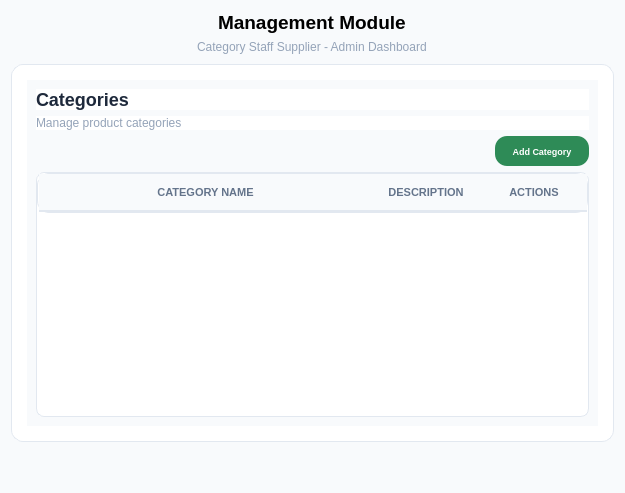
Old version of the form ui/category.ui in the repository kriitikat/Sajilo-Bazarr.
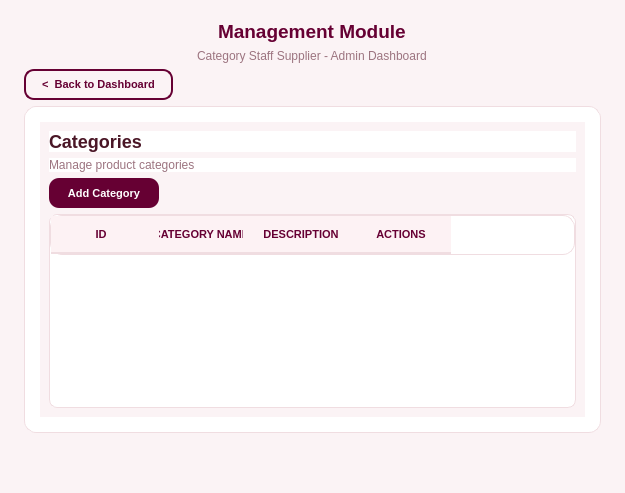
New version of the form.

Commit message: Enhance ui of admindashboard pages

Patch:
```diff
--- a/ui/category.ui
+++ b/ui/category.ui
@@ -26,19 +26,90 @@
   <property name="windowTitle">
    <string>Form</string>
   </property>
-  <property name="layoutDirection">
-   <enum>Qt::LayoutDirection::RightToLeft</enum>
-  </property>
   <property name="autoFillBackground">
    <bool>false</bool>
   </property>
   <property name="styleSheet">
    <string notr="true">QWidget {
-    background-color: #f8fafc;
+    background-color: #fbf3f5;
     font-family: 'Segoe UI';
+}
+
+/* ── Back to Dashboard (shared convention with staffperform.ui) ────────── */
+QPushButton#backToDashboardBtn {
+    background-color: transparent;
+    border: 1.5px solid #660033;
+    border-radius: 10px;
+    padding: 7px 16px;
+    color: #660033;
+    font-weight: bold;
+    font-size: 11px;
+}
+QPushButton#backToDashboardBtn:hover {
+    background-color: #660033;
+    color: white;
+}
+
+/* ── Add Category (unique top-level action button) ──────────────────────
+   Styled the same way staffperform.ui styles its unique refreshBtn: solid
+   maroon pill, by object name rather than a dynamic property, since there
+   is only ever one of these on the page. */
+QPushButton#addCategoryBtn {
+    background-color: #660033;
+    border: none;
+    padding: 8px 16px;
+    color: white;
+    font-weight: bold;
+    border-radius: 10px;
+    font-size: 11px;
+}
+QPushButton#addCategoryBtn:hover {
+    background-color: #4d0026;
+}
+QPushButton#addCategoryBtn:pressed {
+    background-color: #38001b;
+}
+
+/* ── Per-row ACTIONS button styling ───────────────────────────────────────
+   category.cpp's buildActionsWidget-equivalent code (inside
+   loadCategoriesTable) only sets each QPushButton's "actionRole" dynamic
+   property (edit / delete); all color/hover/radius styling lives here -
+   same convention as staffperform.ui's disable/enable/expire/unexpire
+   buttons, so category.cpp never touches presentation directly.
+   "edit" reuses the same teal used for staffperform's "unexpire" (a
+   neutral, non-destructive action); "delete" reuses the same dark red
+   used for staffperform's "expire" (a destructive/permanent action). */
+QPushButton[actionRole="edit"] {
+    background-color: #0891b2;
+    border: none;
+    border-radius: 6px;
+    padding: 4px 10px;
+    color: white;
+    font-weight: bold;
+    font-size: 11px;
+}
+QPushButton[actionRole="edit"]:hover {
+    background-color: #0e7490;
+}
+
+QPushButton[actionRole="delete"] {
+    background-color: #8B0000;
+    border: none;
+    border-radius: 6px;
+    padding: 4px 10px;
+    color: white;
+    font-weight: bold;
+    font-size: 11px;
+}
+QPushButton[actionRole="delete"]:hover {
+    background-color: #660000;
 }</string>
   </property>
   <layout class="QVBoxLayout" name="verticalLayout">
+   <property name="leftMargin"><number>24</number></property>
+   <property name="topMargin"><number>20</number></property>
+   <property name="rightMargin"><number>24</number></property>
+   <property name="bottomMargin"><number>20</number></property>
    <item alignment="Qt::AlignmentFlag::AlignHCenter">
     <widget class="QLabel" name="ManagementModuletitle">
      <property name="minimumSize">
@@ -61,7 +132,7 @@
       </font>
      </property>
      <property name="styleSheet">
-      <string notr="true">color: black;</string>
+      <string notr="true">color: #660033;</string>
      </property>
      <property name="frameShape">
       <enum>QFrame::Shape::NoFrame</enum>
@@ -92,7 +163,7 @@
      <property name="styleSheet">
       <string notr="true">QLabel {
     font-size: 12px;
-    color: #94a3b8;
+    color: #9c7480;
     border: none;
 }</string>
      </property>
@@ -102,19 +173,30 @@
     </widget>
    </item>
    <item>
-    <layout class="QHBoxLayout" name="horizontalLayout">
-     <property name="spacing">
-      <number>10</number>
-     </property>
-     <property name="sizeConstraint">
-      <enum>QLayout::SizeConstraint::SetFixedSize</enum>
-     </property>
-     <property name="topMargin">
-      <number>2</number>
-     </property>
-     <property name="bottomMargin">
-      <number>2</number>
-     </property>
+    <layout class="QHBoxLayout" name="topBarLayout">
+     <item>
+      <widget class="QPushButton" name="backToDashboardBtn">
+       <property name="cursor">
+        <cursorShape>PointingHandCursor</cursorShape>
+       </property>
+       <property name="text">
+        <string>&lt;  Back to Dashboard</string>
+       </property>
+      </widget>
+     </item>
+     <item>
+      <spacer name="topBarSpacer">
+       <property name="orientation">
+        <enum>Qt::Orientation::Horizontal</enum>
+       </property>
+       <property name="sizeHint" stdset="0">
+        <size>
+         <width>40</width>
+         <height>20</height>
+        </size>
+       </property>
+      </spacer>
+     </item>
     </layout>
    </item>
    <item>
@@ -122,7 +204,7 @@
      <property name="styleSheet">
       <string notr="true">QFrame {
     background-color: #ffffff;
-    border: 1px solid #e2e8f0;
+    border: 1px solid #f0dde1;
     border-radius: 12px;
 }</string>
      </property>
@@ -166,7 +248,7 @@
               <string notr="true">QLabel {
     font-size: 18px;
     font-weight: bold;
-    color: #1e293b;
+    color: #4a1626;
     border: none;
 }</string>
              </property>
@@ -180,7 +262,7 @@
              <property name="styleSheet">
               <string notr="true">QLabel {
     font-size: 12px;
-    color: #94a3b8;
+    color: #9c7480;
     border: none;
 }</string>
              </property>
@@ -199,10 +281,13 @@
              </property>
              <property name="maximumSize">
               <size>
-               <width>94</width>
+               <width>110</width>
                <height>16777215</height>
               </size>
              </property>
+             <property name="cursor">
+              <cursorShape>PointingHandCursor</cursorShape>
+             </property>
              <property name="font">
               <font>
                <family>Segoe UI</family>
@@ -210,22 +295,6 @@
                <bold>true</bold>
               </font>
              </property>
-             <property name="styleSheet">
-              <string notr="true">QPushButton {
-    background-color:#2E8B57;
-    border: none;
-    padding: 8px 16px;
-    color: white;
-    font-weight: bold;
-    border-radius: 12px !important;        /* Smooth, modern rounded corners */
-    font-family: &quot;Segoe UI&quot;, Arial;
-    font-size: 9px;
-}
-QPushButton:hover {
-    color:white;
-    background-color:#0B6623;
-}</string>
-             </property>
              <property name="text">
               <string>Add Category</string>
              </property>
@@ -233,64 +302,68 @@
            </item>
            <item>
             <widget class="QTableWidget" name="categoryTableWidget">
-             <property name="layoutDirection">
-              <enum>Qt::LayoutDirection::RightToLeft</enum>
-             </property>
              <property name="styleSheet">
               <string notr="true">QTableWidget {
-    border: 1px solid #e2e8f0;
+    border: 1px solid #f0dde1;
     border-radius: 8px;
     background-color: #ffffff;
-    gridline-color: #f1f5f9;
+    gridline-color: #f6ebee;
     font-size: 13px;
 }
 
 /* FIX: Target text items specifically so it doesn't break custom cell widgets */
 QTableWidget::item {
-    padding: 6px 8px; /* Slightly reduced vertical padding for a sleek look */
-    border-bottom: 1px solid #f1f5f9;
-    color: #475569;
+    padding: 6px 8px;
+    border-bottom: 1px solid #f6ebee;
+    color: #4a1626;
 }
 
 QTableWidget::item:selected {
-    background-color: #f0fdf4;
-    color: #1e293b;
+    background-color: #fbe7ec;
+    color: #4a1626;
 }
 
 QHeaderView::section {
-    background-color: #f8fafc;
-    color: #64748b;
+    background-color: #fdf2f4;
+    color: #660033;
     font-weight: bold;
     font-size: 11px;
     padding: 10px 8px;
     border: none;
-    border-bottom: 2px solid #e2e8f0;
+    border-bottom: 2px solid #f0dde1;
     text-transform: uppercase;
 }</string>
              </property>
+             <property name="editTriggers">
+              <set>QAbstractItemView::EditTrigger::NoEditTriggers</set>
+             </property>
+             <property name="selectionBehavior">
+              <enum>QAbstractItemView::SelectionBehavior::SelectRows</enum>
+             </property>
              <property name="sortingEnabled">
               <bool>true</bool>
              </property>
+             <property name="columnCount">
+              <number>4</number>
+             </property>
              <attribute name="horizontalHeaderMinimumSectionSize">
-              <number>108</number>
+              <number>60</number>
              </attribute>
              <attribute name="horizontalHeaderHighlightSections">
               <bool>false</bool>
              </attribute>
              <attribute name="horizontalHeaderStretchLastSection">
-              <bool>true</bool>
+              <bool>false</bool>
              </attribute>
-             <attribute name="verticalHeaderStretchLastSection">
-              <bool>true</bool>
+             <attribute name="verticalHeaderVisible">
+              <bool>false</bool>
              </attribute>
+             <attribute name="verticalHeaderDefaultSectionSize">
+              <number>38</number>
+             </attribute>
              <column>
               <property name="text">
-               <string>ACTIONS</string>
-              </property>
-             </column>
-             <column>
-              <property name="text">
-               <string>DESCRIPTION</string>
+               <string>ID</string>
               </property>
              </column>
              <column>
@@ -298,6 +371,16 @@
                <string>CATEGORY NAME</string>
               </property>
              </column>
+             <column>
+              <property name="text">
+               <string>DESCRIPTION</string>
+              </property>
+             </column>
+             <column>
+              <property name="text">
+               <string>ACTIONS</string>
+              </property>
+             </column>
             </widget>
            </item>
           </layout>
```
The commit also changes 18 other files.
